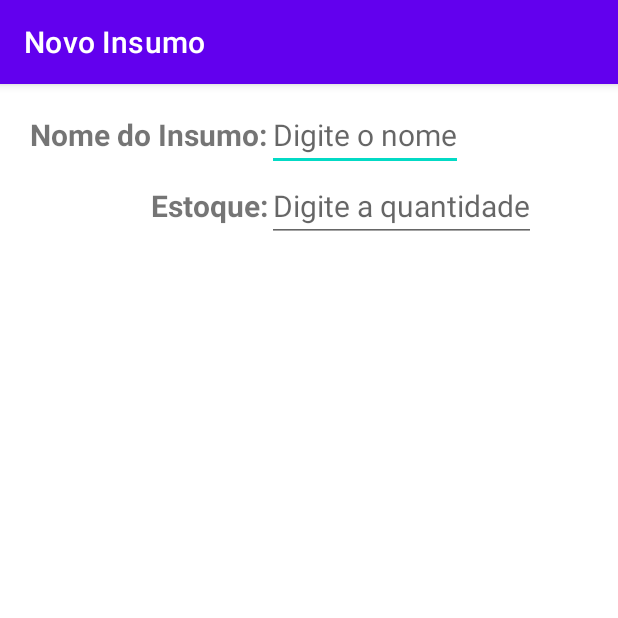
After one commit to denisfilho/Monitoramento-Estoque, an Android app: the FormularioInsumoActivity screen opened directly, with no data from a screen before it, on a phone screen of 412 x 824 dp, the top half of it. The commit adds this screen. Run offline under Robolectric (Android 15) with nearby library versions, the phone set to English and light mode, and no system bars.

Commit message:
Implementando um formulario para inserir novos insumos

```diff
--- a/app/src/main/AndroidManifest.xml
+++ b/app/src/main/AndroidManifest.xml
@@ -10,7 +10,10 @@
         android:supportsRtl="true"
         android:theme="@style/Theme.MonitoramentoEstoque">
         <activity
-            android:name=".ListaInsumosActivity"
+            android:name=".activity.FormularioInsumoActivity"
+            android:exported="false" />
+        <activity
+            android:name=".activity.ListaInsumosActivity"
             android:exported="true">
             <intent-filter>
                 <action android:name="android.intent.action.MAIN" />
--- /dev/null
+++ b/app/src/main/java/projeto/monitoramentoestoque/activity/FormularioInsumoActivity.java
@@ -0,0 +1,18 @@
+package projeto.monitoramentoestoque.activity;
+
+import androidx.appcompat.app.AppCompatActivity;
+
+import android.os.Bundle;
+
+import projeto.monitoramentoestoque.R;
+
+public class FormularioInsumoActivity extends AppCompatActivity {
+
+    @Override
+    protected void onCreate(Bundle savedInstanceState) {
+        super.onCreate(savedInstanceState);
+        setContentView(R.layout.activity_formulario_insumo);
+
+        setTitle("Novo Insumo");
+    }
+}
--- a/app/src/main/java/projeto/monitoramentoestoque/ListaInsumosActivity.java
+++ b/app/src/main/java/projeto/monitoramentoestoque/activity/ListaInsumosActivity.java
@@ -1,13 +1,17 @@
-package projeto.monitoramentoestoque;
+package projeto.monitoramentoestoque.activity;
 
 import androidx.appcompat.app.AppCompatActivity;
 import androidx.recyclerview.widget.LinearLayoutManager;
 import androidx.recyclerview.widget.RecyclerView;
 
+import android.content.Intent;
 import android.os.Bundle;
+import android.view.View;
+import android.widget.Button;
 
 import java.util.List;
 
+import projeto.monitoramentoestoque.R;
 import projeto.monitoramentoestoque.dao.InsumoDAO;
 import projeto.monitoramentoestoque.model.Insumo;
 import projeto.monitoramentoestoque.recyclerview.adapter.ListaInsumosAdapter;
@@ -20,6 +24,15 @@ public class ListaInsumosActivity extends AppCompatActivity {
         setContentView(R.layout.activity_lista_insumos);
         List<Insumo> todosInsumos = insumosDeExemplo();
         configuraRecyclerView(todosInsumos);
+
+        Button botaoInsereInsumo = findViewById(R.id.lista_insumos_bota_insere_insumo);
+        botaoInsereInsumo.setOnClickListener(new View.OnClickListener() {
+            @Override
+            public void onClick(View view) {
+                Intent iniciaFormularioInsumo = new Intent(ListaInsumosActivity.this, FormularioInsumoActivity.class);
+                startActivity(iniciaFormularioInsumo);
+            }
+        });
     }
 
     private List<Insumo> insumosDeExemplo() {
--- /dev/null
+++ b/app/src/main/res/layout/activity_formulario_insumo.xml
@@ -0,0 +1,59 @@
+<?xml version="1.0" encoding="utf-8"?>
+<androidx.constraintlayout.widget.ConstraintLayout xmlns:android="http://schemas.android.com/apk/res/android"
+    xmlns:app="http://schemas.android.com/apk/res-auto"
+    xmlns:tools="http://schemas.android.com/tools"
+    android:layout_width="match_parent"
+    android:layout_height="match_parent"
+    tools:context=".activity.FormularioInsumoActivity">
+
+    <TextView
+        android:id="@+id/formulario_insumo_fixo_nome"
+        android:layout_width="wrap_content"
+        android:layout_height="wrap_content"
+        android:layout_margin="20dp"
+        android:text="Nome do Insumo:"
+        android:textSize="20sp"
+        android:textStyle="bold"
+        app:layout_constraintEnd_toEndOf="parent"
+        app:layout_constraintHorizontal_bias="0.0"
+        app:layout_constraintStart_toStartOf="parent"
+        app:layout_constraintTop_toTopOf="parent" />
+
+    <EditText
+        android:id="@+id/formulario_insumo_nome"
+        android:layout_width="0dp"
+        android:layout_height="wrap_content"
+        android:hint="Digite o nome"
+        android:inputType="textPersonName"
+        android:textSize="20sp"
+        app:layout_constraintBottom_toBottomOf="@+id/formulario_insumo_fixo_nome"
+        app:layout_constraintStart_toEndOf="@+id/formulario_insumo_fixo_nome"
+        app:layout_constraintTop_toTopOf="@+id/formulario_insumo_fixo_nome" />
+
+    <TextView
+        android:id="@+id/formulario_insumo_esoque"
+        android:layout_width="0dp"
+        android:layout_height="wrap_content"
+        android:layout_marginTop="20dp"
+        android:text="Estoque:"
+        android:textSize="20sp"
+        android:textStyle="bold"
+        android:textAlignment="viewEnd"
+        app:layout_constraintEnd_toEndOf="@+id/formulario_insumo_fixo_nome"
+        app:layout_constraintHorizontal_bias="0.0"
+        app:layout_constraintStart_toStartOf="@+id/formulario_insumo_fixo_nome"
+        app:layout_constraintTop_toBottomOf="@+id/formulario_insumo_fixo_nome" />
+
+    <EditText
+        android:id="@+id/formulario_insumo_estoque"
+        android:layout_width="0dp"
+        android:layout_height="wrap_content"
+        android:inputType="number"
+        android:textSize="20sp"
+        android:hint="Digite a quantidade"
+        app:layout_constraintBottom_toBottomOf="@+id/formulario_insumo_esoque"
+        app:layout_constraintStart_toEndOf="@+id/formulario_insumo_esoque"
+        app:layout_constraintTop_toTopOf="@+id/formulario_insumo_esoque" />
+
+
+</androidx.constraintlayout.widget.ConstraintLayout>
--- a/app/src/main/res/layout/activity_lista_insumos.xml
+++ b/app/src/main/res/layout/activity_lista_insumos.xml
@@ -4,7 +4,7 @@
     xmlns:tools="http://schemas.android.com/tools"
     android:layout_width="match_parent"
     android:layout_height="match_parent"
-    tools:context=".ListaInsumosActivity">
+    tools:context=".activity.ListaInsumosActivity">
 
 
     <androidx.recyclerview.widget.RecyclerView
```
